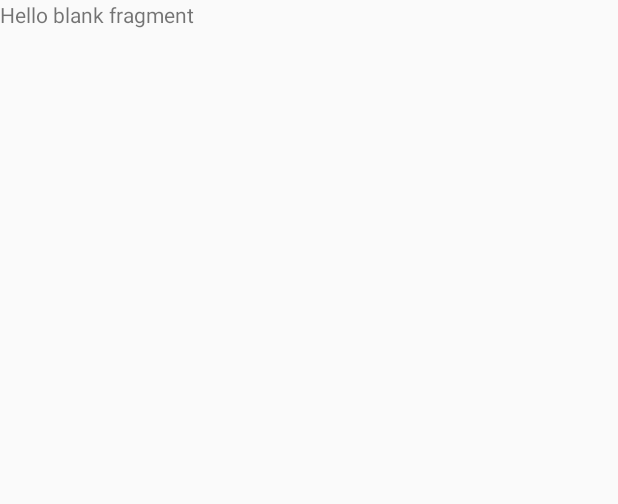
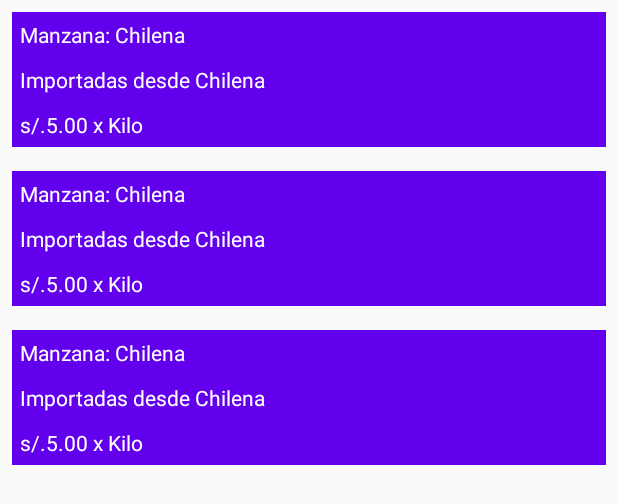
Before and after one commit to RichardRocaUlloa/Practica2, an Android app: the layout fragment_frutas.xml on its own in the app's theme, with its tools: preview values and no code run, on a phone screen of 412 x 824 dp. Shown: the top 504 px of the screen. Run offline under Robolectric (Android 15) with nearby library versions, the phone set to English and light mode, and no system bars.

Commit message:
avance 3

```diff
--- a/app/src/main/java/com/example/practica2/adapters/PagerAdapter.kt
+++ b/app/src/main/java/com/example/practica2/adapters/PagerAdapter.kt
@@ -8,10 +8,8 @@ class PagerAdapter(fm:FragmentManager)
     :FragmentPagerAdapter(fm, BEHAVIOR_RESUME_ONLY_CURRENT_FRAGMENT) {
 
     private val listFragments = ArrayList<Fragment>()
-
     override fun getCount() = listFragments.size
     override fun getItem(position: Int) = listFragments[position]
     fun addFrag(f:Fragment) = listFragments.add(f)
 
-
 }
--- a/app/src/main/res/layout/fragment_frutas.xml
+++ b/app/src/main/res/layout/fragment_frutas.xml
@@ -1,14 +1,19 @@
 <?xml version="1.0" encoding="utf-8"?>
-<FrameLayout xmlns:android="http://schemas.android.com/apk/res/android"
+<LinearLayout
+    android:orientation="vertical"
+    xmlns:android="http://schemas.android.com/apk/res/android"
     xmlns:tools="http://schemas.android.com/tools"
     android:layout_width="match_parent"
     android:layout_height="match_parent"
     tools:context=".fragments.FrutasFragment">
 
     <!-- TODO: Update blank fragment layout -->
-    <TextView
+
+    <androidx.recyclerview.widget.RecyclerView
+        android:id="@+id/rvFrutas"
+        tools:listitem="@layout/row_frutas"
         android:layout_width="match_parent"
         android:layout_height="match_parent"
         android:text="@string/hello_blank_fragment" />
 
-</FrameLayout>
+</LinearLayout>
--- /dev/null
+++ b/app/src/main/res/layout/row_frutas.xml
@@ -0,0 +1,34 @@
+<?xml version="1.0" encoding="utf-8"?>
+<LinearLayout
+    xmlns:android="http://schemas.android.com/apk/res/android"
+    android:layout_width="match_parent"
+    android:layout_height="wrap_content"
+    android:orientation="vertical"
+    android:background="@color/colorPrimary"
+    android:layout_margin="8dp">
+
+    <TextView
+        android:id="@+id/tvFrutasNombre"
+        android:layout_width="match_parent"
+        android:layout_height="wrap_content"
+        android:textColor="@color/colorWhite"
+        android:padding="5dp"
+        android:text="Manzana: Chilena"/>
+    <TextView
+        android:id="@+id/tvFrutasDescripcion"
+        android:layout_width="match_parent"
+        android:layout_height="wrap_content"
+        android:textColor="@color/colorWhite"
+        android:padding="5dp"
+        android:text="Importadas desde Chilena"/>
+    <TextView
+        android:id="@+id/tvFrutasPrecio"
+        android:layout_width="match_parent"
+        android:layout_height="wrap_content"
+        android:textColor="@color/colorWhite"
+        android:padding="5dp"
+        android:text="s/.5.00 x Kilo"/>
+
+
+
+</LinearLayout>
--- a/app/src/main/res/values/colors.xml
+++ b/app/src/main/res/values/colors.xml
@@ -5,4 +5,5 @@
     <color name="colorAccent">#03DAC5</color>
 
     <color name="colorGray">#ADB8B7</color>
+    <color name="colorWhite">#FFFFFF</color>
 </resources>
```
Also changed, not shown: app/src/main/java/com/example/practica2/adapters/FrutasAdapter.kt (added, +32 -0 lines), app/src/main/java/com/example/practica2/extensions/view.kt (added, +9 -0 lines), app/src/main/java/com/example/practica2/fragments/FrutasFragment.kt (+9 -0 lines), app/src/main/java/com/example/practica2/models/Frutas.kt (added, +7 -0 lines).
